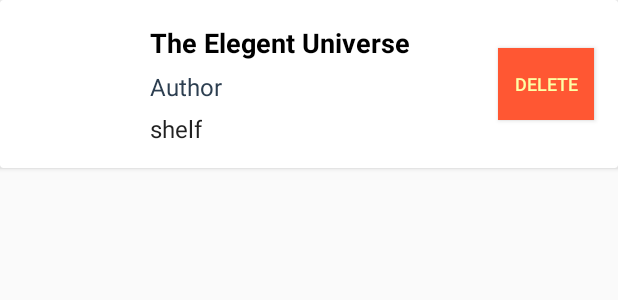
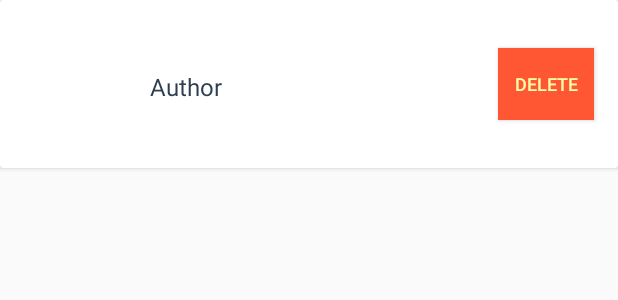
Before and after one commit to doublej89/BookWatch, an Android app: the layout localbook_list_content.xml on its own in the app's theme, with its tools: preview values and no code run, on a phone screen of 412 x 824 dp. Shown: the top 300 px of the screen. Run offline under Robolectric (Android 15) with nearby library versions, the phone set to English and light mode, and no system bars.

Commit message:
Update localbook_list_content.xml

```diff
--- a/app/src/main/res/layout/localbook_list_content.xml
+++ b/app/src/main/res/layout/localbook_list_content.xml
@@ -22,6 +22,7 @@
         android:layout_marginBottom="16dp"
         android:layout_marginRight="8dp"
         android:layout_marginEnd="8dp"
+        android:contentDescription="@string/book_cover_content_description"
         android:id="@+id/small_thumbnail"/>
 
     <LinearLayout
@@ -38,7 +39,6 @@
             android:layout_height="wrap_content"
             android:maxLines="1"
             android:layout_marginTop="8dp"
-            android:text="The Elegent Universe"
             android:textColor="@color/black"
             android:textStyle="bold"
             android:textSize="18sp"
@@ -59,7 +59,6 @@
             android:layout_height="wrap_content"
             android:textSize="16sp"
             android:layout_marginTop="6dp"
-            android:text="shelf"
             android:textAppearance="?attr/textAppearanceListItem" />
     </LinearLayout>
 
```
